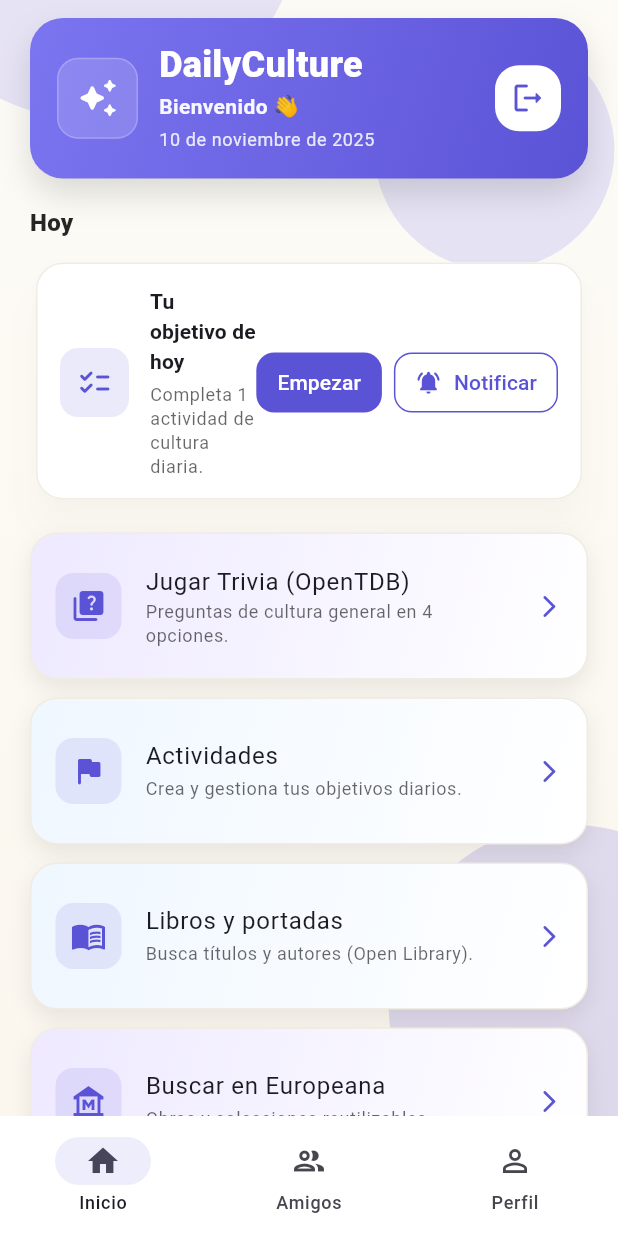
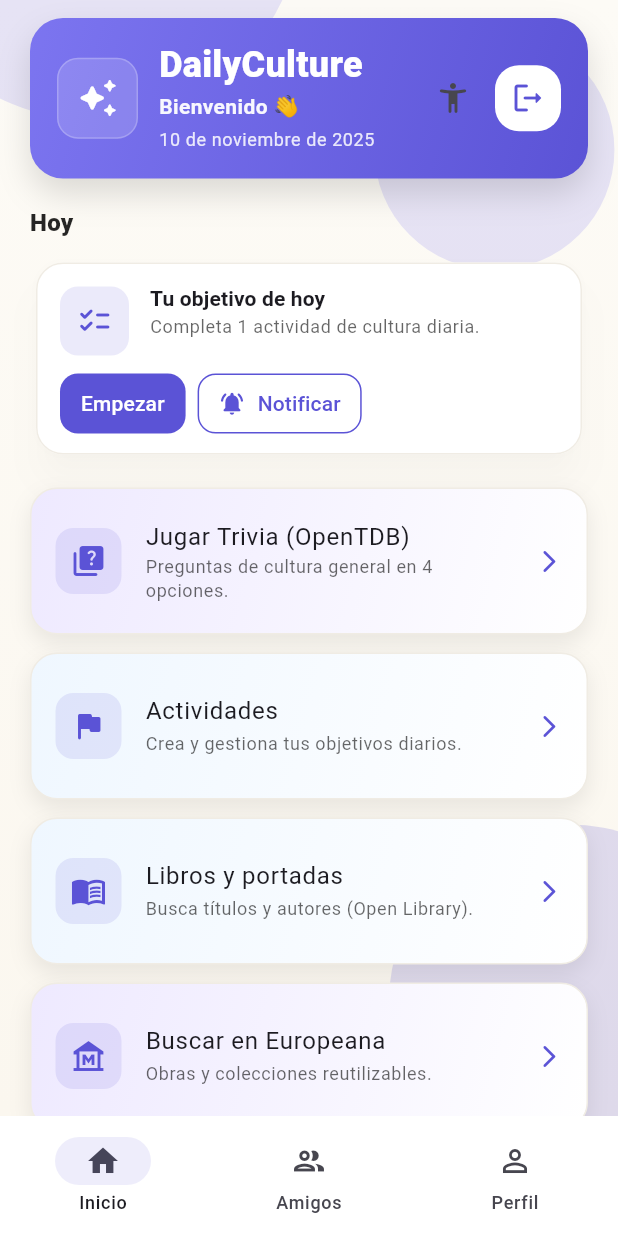
Before and after one commit to tjqqaa/DailyCulture, a Flutter app: the HomeView screen opened directly, on a phone screen of 412 x 824 dp. Run offline on Flutter 3.47's test engine with Material 3 defaults, Android fonts, the phone set to English and light mode, and no system bars; our stand-ins replace flutter_local_notifications, flutter_map, flutter_secure_storage, flutter_timezone, geolocator, latlong2 and 1 more; accounts and stored records are empty; network calls fail.

Commit message:
accesssibility updated

```diff
--- /dev/null
+++ b/frontend/DailyCulture/lib/controller/accessibility_controller.dart
@@ -0,0 +1,75 @@
+import 'package:flutter/material.dart';
+import 'package:flutter_secure_storage/flutter_secure_storage.dart';
+
+class AccessibilitySettings {
+  final double textScale;      // 1.0 - 1.6
+  final bool highContrast;     // Colores con más contraste
+  final bool boldText;         // Forzar negrita
+  final bool largeTapTargets;  // Botones >= 48dp
+  final bool reduceMotion;     // Transiciones sin animación
+
+  const AccessibilitySettings({
+    this.textScale = 1.0,
+    this.highContrast = false,
+    this.boldText = false,
+    this.largeTapTargets = true,
+    this.reduceMotion = false,
+  });
+
+  AccessibilitySettings copyWith({
+    double? textScale,
+    bool? highContrast,
+    bool? boldText,
+    bool? largeTapTargets,
+    bool? reduceMotion,
+  }) => AccessibilitySettings(
+    textScale: textScale ?? this.textScale,
+    highContrast: highContrast ?? this.highContrast,
+    boldText: boldText ?? this.boldText,
+    largeTapTargets: largeTapTargets ?? this.largeTapTargets,
+    reduceMotion: reduceMotion ?? this.reduceMotion,
+  );
+
+  Map<String, String> toStorage() => {
+    'textScale': textScale.toString(),
+    'highContrast': highContrast.toString(),
+    'boldText': boldText.toString(),
+    'largeTapTargets': largeTapTargets.toString(),
+    'reduceMotion': reduceMotion.toString(),
+  };
+
+  static AccessibilitySettings fromStorage(Map<String, String> m) {
+    double parseD(String k, double d) => double.tryParse(m[k] ?? '') ?? d;
+    bool parseB(String k, bool d) => (m[k] ?? d.toString()) == 'true';
+    return AccessibilitySettings(
+      textScale: parseD('textScale', 1.0).clamp(1.0, 1.6),
+      highContrast: parseB('highContrast', false),
+      boldText: parseB('boldText', false),
+      largeTapTargets: parseB('largeTapTargets', true),
+      reduceMotion: parseB('reduceMotion', false),
+    );
+  }
+}
+
+class AccessibilityController extends ChangeNotifier {
+  final _storage = const FlutterSecureStorage();
+  AccessibilitySettings _settings = const AccessibilitySettings();
+  AccessibilitySettings get settings => _settings;
+
+  Future<void> load() async {
+    final all = <String, String>{};
+    for (final k in ['textScale','highContrast','boldText','largeTapTargets','reduceMotion']) {
+      all[k] = await _storage.read(key: 'a11y_$k') ?? '';
+    }
+    _settings = AccessibilitySettings.fromStorage(all);
+    notifyListeners();
+  }
+
+  Future<void> update(AccessibilitySettings s) async {
+    _settings = s;
+    for (final e in s.toStorage().entries) {
+      await _storage.write(key: 'a11y_${e.key}', value: e.value);
+    }
+    notifyListeners();
+  }
+}
--- a/frontend/DailyCulture/lib/views/view_activities.dart
+++ b/frontend/DailyCulture/lib/views/view_activities.dart
@@ -1,4 +1,4 @@
-// lib/views/view_activities.dart
+
 import 'dart:convert';
 import 'dart:io' show Platform;
 
--- a/frontend/DailyCulture/lib/views/view_home.dart
+++ b/frontend/DailyCulture/lib/views/view_home.dart
@@ -2,9 +2,10 @@
 import 'package:flutter/material.dart';
 import 'package:flutter_secure_storage/flutter_secure_storage.dart';
 
-// 👇 Importa el servicio de notificaciones
-import 'package:dailyculture/services/notification_service.dart';
+// 👇 Importa el servicio de notificaciones (ruta relativa para evitar problemas de paquete)
+import '../services/notification_service.dart';
 
+// Vistas
 import 'view_login.dart';
 import 'view_profile.dart';
 import 'view_quiz.dart';
@@ -13,6 +14,10 @@ import 'view_activities.dart';
 import 'view_openlibrary.dart';
 import 'view_europeana.dart'; // 👈 NUEVO: vista de Europeana
 import 'suggested_plan.dart';
+
+// 👇 Accesibilidad: singleton y botón
+import '../main.dart' show a11y;
+import '../widgets/accessibility_menu_button.dart';
 
 class HomeView extends StatefulWidget {
   const HomeView({
@@ -267,7 +272,14 @@ class _HeaderFancy extends StatelessWidget {
               ],
             ),
           ),
+
           const SizedBox(width: 8),
+
+          // ♿ Botón de accesibilidad
+          AccessibilityMenuButton(controller: a11y),
+          const SizedBox(width: 8),
+
+          // Logout
           InkWell(
             onTap: onAvatarTap,
             borderRadius: BorderRadius.circular(20),
@@ -308,6 +320,8 @@ class _TodayCard extends StatelessWidget {
   @override
   Widget build(BuildContext context) {
     const primary = Color(0xFF5B53D6);
+    final mq = MediaQuery.of(context);
+    final big = mq.textScaleFactor >= 1.2; // umbral sencillo
 
     return Card(
       elevation: 10,
@@ -318,8 +332,13 @@ class _TodayCard extends StatelessWidget {
         side: const BorderSide(color: Color(0xFFF0ECE4)),
       ),
       child: Padding(
-        padding: const EdgeInsets.fromLTRB(16, 16, 16, 14),
-        child: Row(
+        padding: EdgeInsets.fromLTRB(16, 16, 16, big ? 18 : 14),
+        child: Column(
+          crossAxisAlignment: CrossAxisAlignment.start,
+          children: [
+            // ── Fila 1: icono + textos ────────────────────────────────
+            Row(
+              crossAxisAlignment: CrossAxisAlignment.start,
               children: [
                 Container(
                   height: 46,
@@ -331,37 +350,51 @@ class _TodayCard extends StatelessWidget {
                   child: const Icon(Icons.checklist_rounded, color: primary),
                 ),
                 const SizedBox(width: 14),
+                // El texto ocupa el resto y puede crecer en alto
                 Expanded(
                   child: Column(
                     crossAxisAlignment: CrossAxisAlignment.start,
                     children: [
-                  Text('Tu objetivo de hoy',
+                      Text(
+                        'Tu objetivo de hoy',
+                        softWrap: true,
                         style: Theme.of(context).textTheme.titleSmall?.copyWith(
                           fontWeight: FontWeight.w700,
-                      )),
+                          height: 1.15,
+                        ),
+                      ),
                       const SizedBox(height: 4),
                       Text(
                         'Completa 1 actividad de cultura diaria.',
+                        softWrap: true,
                         style: Theme.of(context).textTheme.bodySmall?.copyWith(
                           color: Colors.black.withOpacity(.6),
+                          height: 1.2,
                         ),
                       ),
                     ],
                   ),
                 ),
-            // Botón principal
+              ],
+            ),
+
+            const SizedBox(height: 12),
+
+            // ── Fila 2: botones que se adaptan y pueden bajar de línea ─
+            Wrap(
+              spacing: 8,
+              runSpacing: 8,
+              children: [
                 FilledButton(
                   onPressed: () {},
                   style: FilledButton.styleFrom(
-                backgroundColor: const Color(0xFF5B53D6),
+                    backgroundColor: primary,
                     minimumSize: const Size(0, 40),
-                padding: const EdgeInsets.symmetric(horizontal: 14),
+                    padding: const EdgeInsets.symmetric(horizontal: 14, vertical: 10),
                     shape: RoundedRectangleBorder(borderRadius: BorderRadius.circular(12)),
                   ),
                   child: const Text('Empezar'),
                 ),
-            const SizedBox(width: 8),
-            // Botón para enviar una notificación inmediata
                 OutlinedButton.icon(
                   onPressed: () async {
                     await NotificationService.showNow(
@@ -380,9 +413,11 @@ class _TodayCard extends StatelessWidget {
                     foregroundColor: primary,
                     side: const BorderSide(color: primary),
                     minimumSize: const Size(0, 40),
-                padding: const EdgeInsets.symmetric(horizontal: 14),
+                    padding: const EdgeInsets.symmetric(horizontal: 14, vertical: 10),
                     shape: RoundedRectangleBorder(borderRadius: BorderRadius.circular(12)),
                   ),
+                ),
+              ],
             ),
           ],
         ),
```
Also changed, not shown: frontend/DailyCulture/lib/main.dart (+106 -24 lines), frontend/DailyCulture/lib/views/view_friends.dart (+25 -2 lines), frontend/DailyCulture/lib/widgets/accessibility_menu_button.dart (added, +127 -0 lines). Lines whose indentation alone changed are shown as unchanged.
